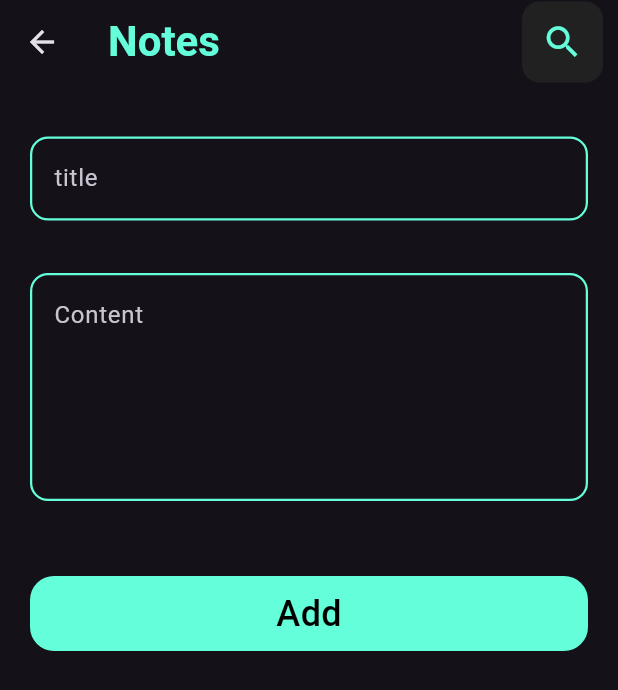
After one commit to Aziz-Habbassi/Nubi, a Flutter app: the screen it shows after launch, after a tap on "Flutter tips", on a phone screen of 412 x 824 dp. The commit adds this screen. Shown: the top 690 px of the screen. Run offline on Flutter 3.47's test engine with Material 3 defaults, Android fonts, the phone set to English and light mode, and no system bars.

Commit message:
finish ui

```diff
--- a/lib/main.dart
+++ b/lib/main.dart
@@ -1,4 +1,5 @@
 import 'package:flutter/material.dart';
+import 'package:notes_app/views/edit_view.dart';
 import 'package:notes_app/views/home_view.dart';
 
 void main() {
@@ -13,7 +14,10 @@ class NewsApp extends StatelessWidget {
     return MaterialApp(
       debugShowCheckedModeBanner: false,
       theme: ThemeData.dark(),
-      routes: {HomeView.id: (context) => HomeView()},
+      routes: {
+        HomeView.id: (context) => HomeView(),
+        EditView.id: (context) => EditView(),
+      },
       initialRoute: HomeView.id,
     );
   }
--- /dev/null
+++ b/lib/views/edit_view.dart
@@ -0,0 +1,25 @@
+import 'package:flutter/material.dart';
+import 'package:notes_app/widgets/custom_app_bar.dart';
+import 'package:notes_app/widgets/custom_button.dart';
+import 'package:notes_app/widgets/custom_textfield.dart';
+
+class EditView extends StatelessWidget {
+  const EditView({super.key});
+  static String id = "EditView";
+  @override
+  Widget build(BuildContext context) {
+    return Scaffold(
+      appBar: CustomAppBar(),
+      body: ListView(
+        padding: EdgeInsets.symmetric(vertical: 35, horizontal: 20),
+        children: [
+          CustomTextfield(title: "title"),
+          SizedBox(height: 35),
+          CustomTextfield(title: "Content", maxlines: 5),
+          SizedBox(height: 50),
+          CustomButton(),
+        ],
+      ),
+    );
+  }
+}
--- a/lib/widgets/custom_app_bar.dart
+++ b/lib/widgets/custom_app_bar.dart
@@ -7,6 +7,7 @@ class CustomAppBar extends StatelessWidget implements PreferredSizeWidget {
   @override
   Widget build(BuildContext context) {
     return AppBar(
+      elevation: 0,
       title: Text(
         "Notes",
         style: TextStyle(
--- a/lib/widgets/note_widget.dart
+++ b/lib/widgets/note_widget.dart
@@ -1,12 +1,17 @@
 import 'package:flutter/material.dart';
 import 'package:notes_app/constants/constants.dart';
+import 'package:notes_app/views/edit_view.dart';
 
 class NoteWidget extends StatelessWidget {
   const NoteWidget({super.key});
 
   @override
   Widget build(BuildContext context) {
-    return Container(
+    return GestureDetector(
+      onTap: () {
+        Navigator.pushNamed(context, EditView.id);
+      },
+      child: Container(
         padding: EdgeInsets.symmetric(horizontal: 10, vertical: 10),
         margin: EdgeInsets.symmetric(horizontal: 20, vertical: 10),
         decoration: BoxDecoration(
@@ -38,6 +43,7 @@ class NoteWidget extends StatelessWidget {
             Text("june 7 2025", style: TextStyle(color: Colors.black45)),
           ],
         ),
+      ),
     );
   }
 }
```
Lines whose indentation alone changed are shown as unchanged.
